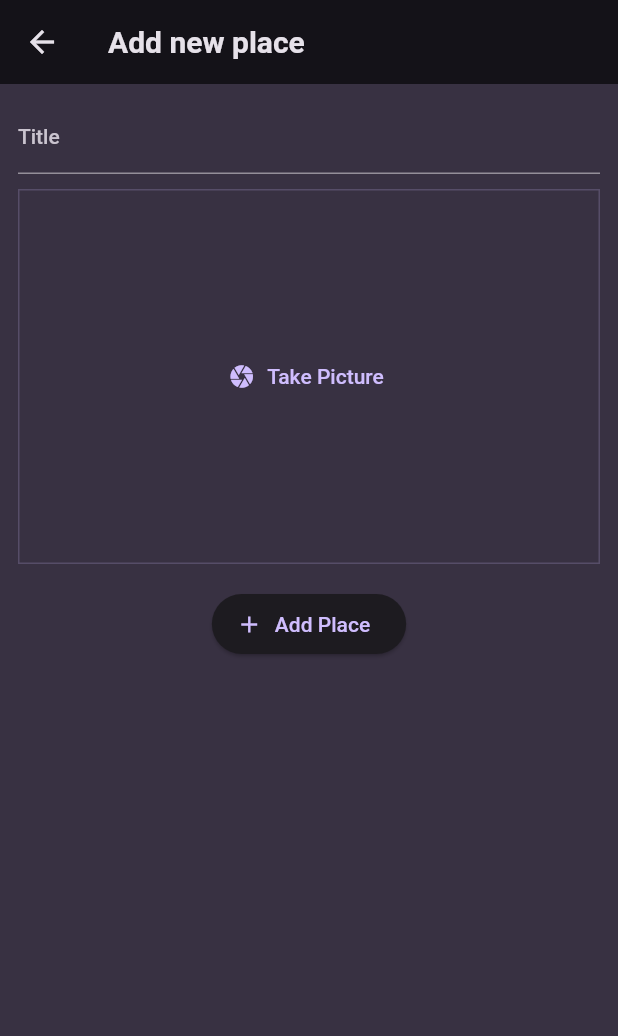
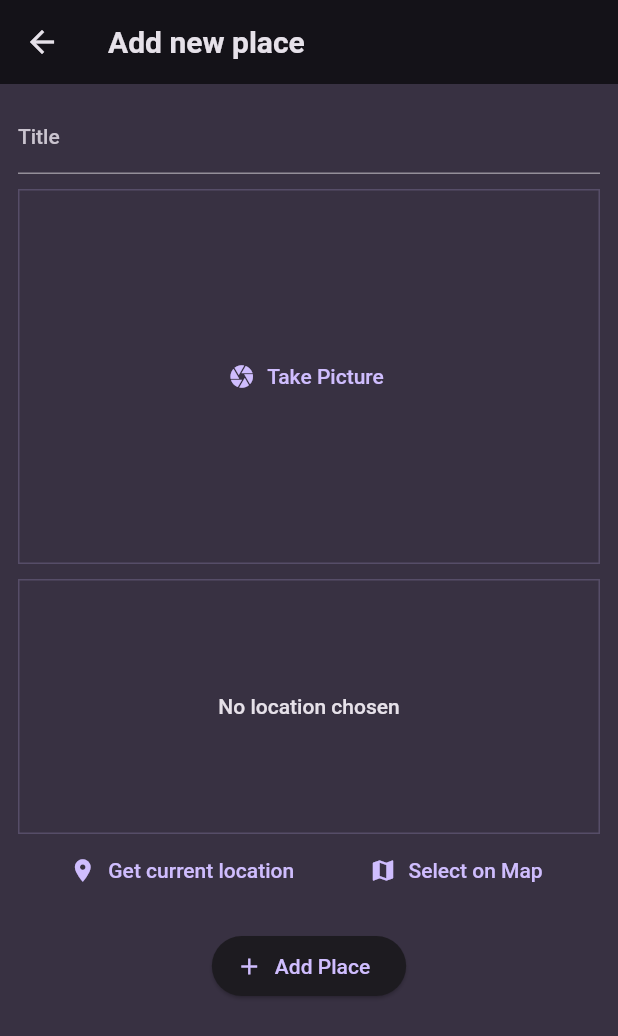
Before and after one commit to thenext10legend/favorite_places_app, a Flutter app: the AddPlaceScreen screen opened directly, on a phone screen of 412 x 824 dp. Shown: the top 1036 px of the screen. Run offline on Flutter 3.47's test engine with Material 2 defaults, Android fonts, the phone set to English and light mode, and no system bars; our stand-ins replace flutter_riverpod, google_fonts, image_picker, riverpod.

Commit message:
244.Starting with "Get Location" Input Widget

```diff
--- a/lib/screens/add_place.dart
+++ b/lib/screens/add_place.dart
@@ -4,6 +4,7 @@ import 'dart:io';
 
 import 'package:favorite_places_app/providers/user_places.dart';
 import 'package:favorite_places_app/widgets/image_input.dart';
+import 'package:favorite_places_app/widgets/loaction_input.dart';
 import 'package:flutter/material.dart';
 import 'package:flutter_riverpod/flutter_riverpod.dart';
 
@@ -62,6 +63,10 @@ class _AddPlaceScreenState extends ConsumerState<AddPlaceScreen> {
               },
             ),
             SizedBox(
+              height: 10,
+            ),
+            LocationInput(),
+            SizedBox(
               height: 16,
             ),
             ElevatedButton.icon(
--- /dev/null
+++ b/lib/widgets/loaction_input.dart
@@ -0,0 +1,53 @@
+// ignore_for_file: prefer_const_constructors
+
+import 'package:flutter/material.dart';
+
+class LocationInput extends StatefulWidget {
+  const LocationInput({super.key});
+
+  @override
+  State<LocationInput> createState() => _LocationInputState();
+}
+
+class _LocationInputState extends State<LocationInput> {
+  @override
+  Widget build(BuildContext context) {
+    return Column(
+      children: [
+        Container(
+          height: 170,
+          width: double.infinity,
+          alignment: Alignment.center,
+          decoration: BoxDecoration(
+            border: Border.all(
+              width: 1,
+              color: Theme.of(context).colorScheme.primary.withOpacity(0.2),
+            ),
+          ),
+          child: Text(
+            "No location chosen",
+            textAlign: TextAlign.center,
+            style: Theme.of(context).textTheme.bodyLarge!.copyWith(
+                  color: Theme.of(context).colorScheme.onBackground,
+                ),
+          ),
+        ),
+        Row(
+          mainAxisAlignment: MainAxisAlignment.spaceEvenly,
+          children: [
+            TextButton.icon(
+              onPressed: () {},
+              icon: Icon(Icons.location_on),
+              label: Text("Get current location"),
+            ),
+            TextButton.icon(
+              onPressed: () {},
+              icon: Icon(Icons.map),
+              label: Text("Select on Map"),
+            ),
+          ],
+        ),
+      ],
+    );
+  }
+}
--- a/pubspec.yaml
+++ b/pubspec.yaml
@@ -39,6 +39,11 @@ dependencies:
   uuid: ^3.0.7
   flutter_riverpod: ^2.3.6
   image_picker: ^1.0.0
+  location:
+    git:
+        url: https://github.com/781flyingdutchman/flutterlocation.git
+        ref: 'V4'
+        path: packages/location
 
 dev_dependencies:
   flutter_test:
```
Also changed, not shown: pubspec.lock, 2 other files.
